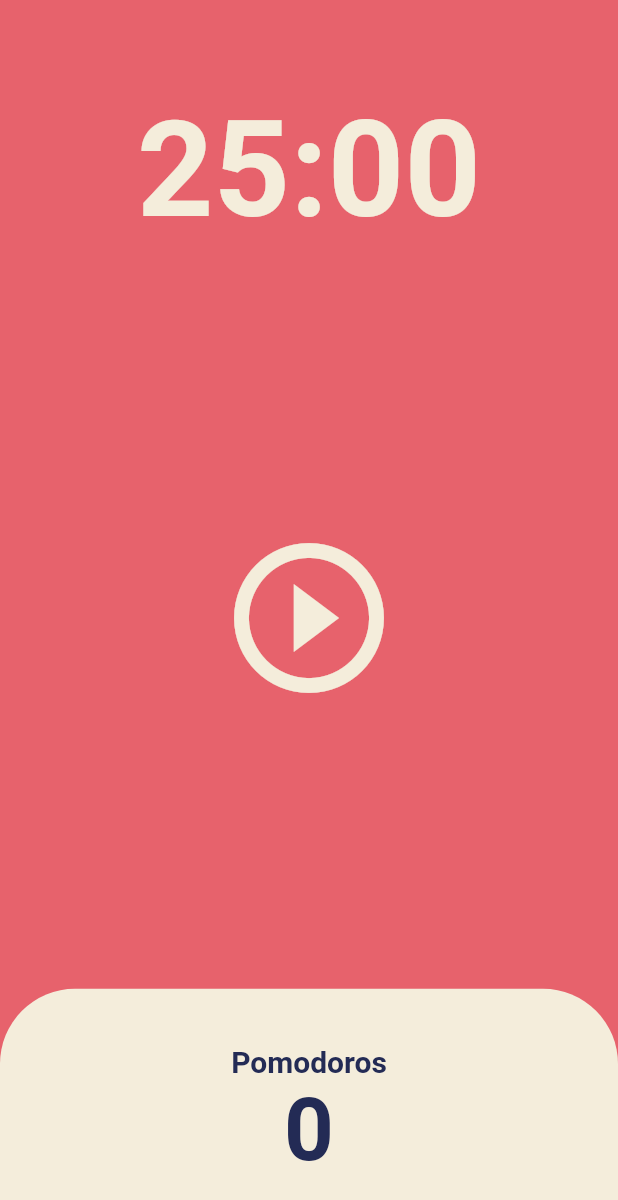
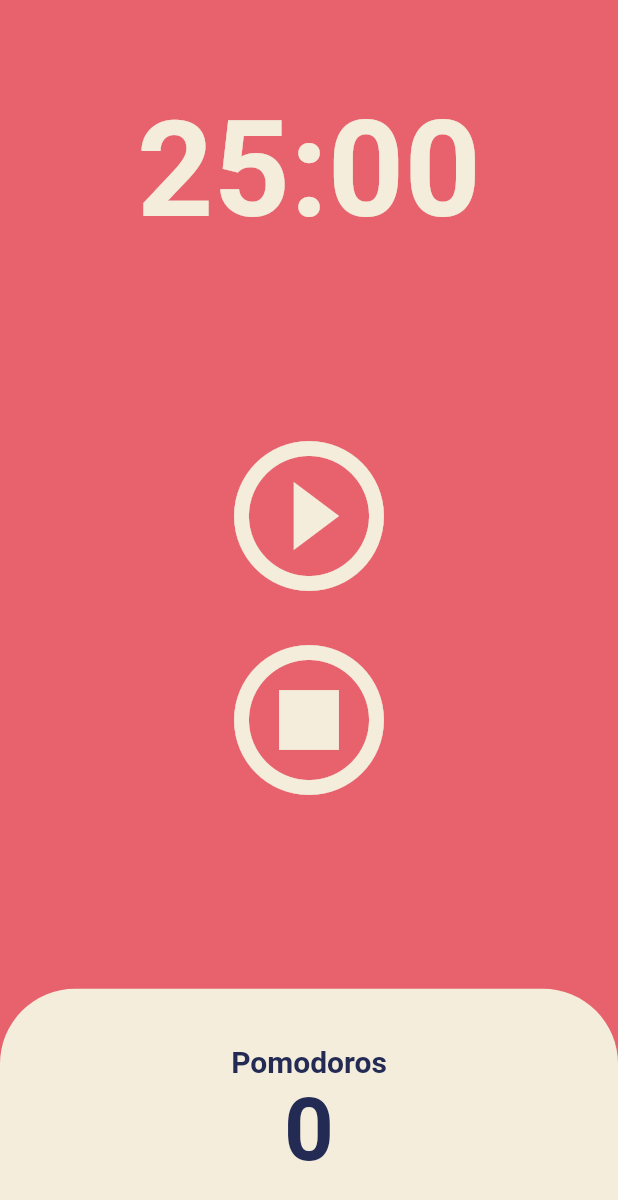
Before and after one commit to Junhyung-Won/flutter-pomodoro, a Flutter app: the screen it shows after launch, on a phone screen of 412 x 824 dp. Shown: the top 1200 px of the screen. Run offline on Flutter 3.47's test engine with Material 2 defaults, Android fonts, the phone set to English and light mode, and no system bars.

Commit message:
Stop Button Added

```diff
--- a/lib/screens/home_screen.dart
+++ b/lib/screens/home_screen.dart
@@ -47,6 +47,14 @@ class _HomeScreenState extends State<HomeScreen> {
     });
   }
 
+  void onStopPressed() {
+    timer.cancel();
+    setState(() {
+      isRunning = false;
+      totalSeconds = twentyFiveMinutes;
+    });
+  }
+
   String format(int seconds) {
     var duration = Duration(seconds: seconds);
     return duration.toString().split(".").first.substring(2,
@@ -74,14 +82,28 @@ class _HomeScreenState extends State<HomeScreen> {
         ),
         Flexible(
           flex: 3,
-          child: Center(
-            child: IconButton(
-              iconSize: 120,
-              color: Theme.of(context).cardColor,
-              onPressed: isRunning ? onPausePressed : onStartPressed,
-              icon: Icon(
-                  isRunning ? Icons.pause_circle : Icons.play_circle_outline),
-            ),
+          child: Column(
+            mainAxisAlignment: MainAxisAlignment.center,
+            children: [
+              Center(
+                child: IconButton(
+                  iconSize: 120,
+                  color: Theme.of(context).cardColor,
+                  onPressed: isRunning ? onPausePressed : onStartPressed,
+                  icon: Icon(isRunning
+                      ? Icons.pause_circle
+                      : Icons.play_circle_outline),
+                ),
+              ),
+              Center(
+                child: IconButton(
+                  iconSize: 120,
+                  color: Theme.of(context).cardColor,
+                  onPressed: onStopPressed,
+                  icon: const Icon(Icons.stop_circle_outlined),
+                ),
+              ),
+            ],
           ),
         ),
         Flexible(
```
